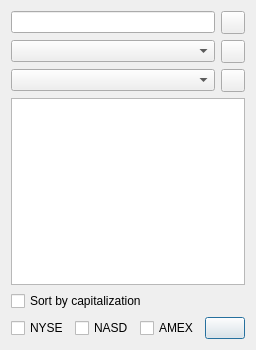
Qt form tickerneighbors.ui (HappySeaFox/tht) before a commit.
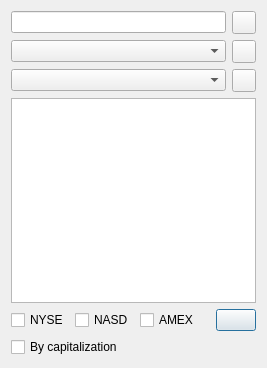
The same form after that commit. Icons and pictures are not drawn.

Commit message: Add sorting by capitalization

```diff
--- a/tickerneighbors.ui
+++ b/tickerneighbors.ui
@@ -6,14 +6,14 @@
    <rect>
     <x>0</x>
     <y>0</y>
-    <width>224</width>
-    <height>350</height>
+    <width>267</width>
+    <height>368</height>
    </rect>
   </property>
   <property name="windowTitle">
    <string>Industries</string>
   </property>
-  <layout class="QGridLayout" name="gridLayout_2">
+  <layout class="QGridLayout" name="gridLayout">
    <item row="0" column="0">
     <widget class="QLineEdit" name="lineTicker"/>
    </item>
@@ -48,7 +48,7 @@
     </widget>
    </item>
    <item row="3" column="0" colspan="2">
-    <widget class="QListView" name="list">
+    <widget class="QListWidget" name="listTickers">
      <property name="selectionMode">
       <enum>QAbstractItemView::ExtendedSelection</enum>
      </property>
@@ -64,15 +64,29 @@
     </widget>
    </item>
    <item row="4" column="0" colspan="2">
-    <layout class="QGridLayout" name="gridLayout">
-     <item row="0" column="0" colspan="3">
-      <widget class="QCheckBox" name="checkCap">
+    <layout class="QHBoxLayout" name="horizontalLayout">
+     <item>
+      <widget class="QCheckBox" name="checkNyse">
        <property name="text">
-        <string>Sort by capitalization</string>
+        <string>NYSE</string>
        </property>
       </widget>
      </item>
-     <item row="0" column="3" rowspan="2">
+     <item>
+      <widget class="QCheckBox" name="checkNasd">
+       <property name="text">
+        <string>NASD</string>
+       </property>
+      </widget>
+     </item>
+     <item>
+      <widget class="QCheckBox" name="checkAmex">
+       <property name="text">
+        <string>AMEX</string>
+       </property>
+      </widget>
+     </item>
+     <item>
       <spacer name="horizontalSpacer_2">
        <property name="orientation">
         <enum>Qt::Horizontal</enum>
@@ -85,32 +99,18 @@
        </property>
       </spacer>
      </item>
-     <item row="1" column="2">
-      <widget class="QCheckBox" name="checkAmex">
-       <property name="text">
-        <string>AMEX</string>
-       </property>
-      </widget>
-     </item>
-     <item row="1" column="1">
-      <widget class="QCheckBox" name="checkNasd">
-       <property name="text">
-        <string>NASD</string>
-       </property>
-      </widget>
-     </item>
-     <item row="1" column="0">
-      <widget class="QCheckBox" name="checkNyse">
-       <property name="text">
-        <string>NYSE</string>
-       </property>
-      </widget>
-     </item>
-     <item row="1" column="4">
+     <item>
       <widget class="QPushButton" name="pushCopy"/>
      </item>
     </layout>
    </item>
+   <item row="5" column="0" colspan="2">
+    <widget class="QCheckBox" name="checkCap">
+     <property name="text">
+      <string>By capitalization</string>
+     </property>
+    </widget>
+   </item>
   </layout>
  </widget>
  <tabstops>
```
Left out of the diff: 44 changed lines with no effect on the pictures. The commit also changes 7 other files.
